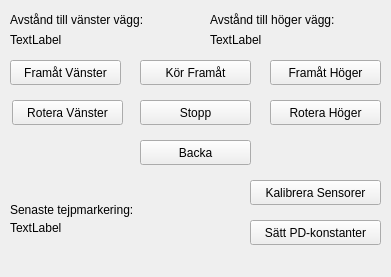
Qt form kod/fjarr/mainwindow.ui (grupphenning/allt) before a commit.
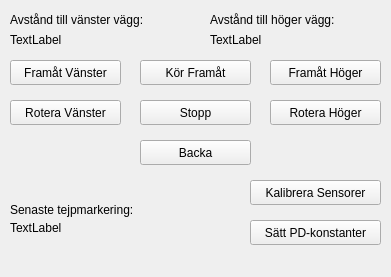
The same form after that commit.

The edit to the form file:
```diff
--- a/kod/fjarr/mainwindow.ui
+++ b/kod/fjarr/mainwindow.ui
@@ -23,7 +23,7 @@
    <widget class="QPushButton" name="pushButton_2">
     <property name="geometry">
      <rect>
-      <x>12</x>
+      <x>10</x>
       <y>100</y>
       <width>111</width>
       <height>25</height>
```
